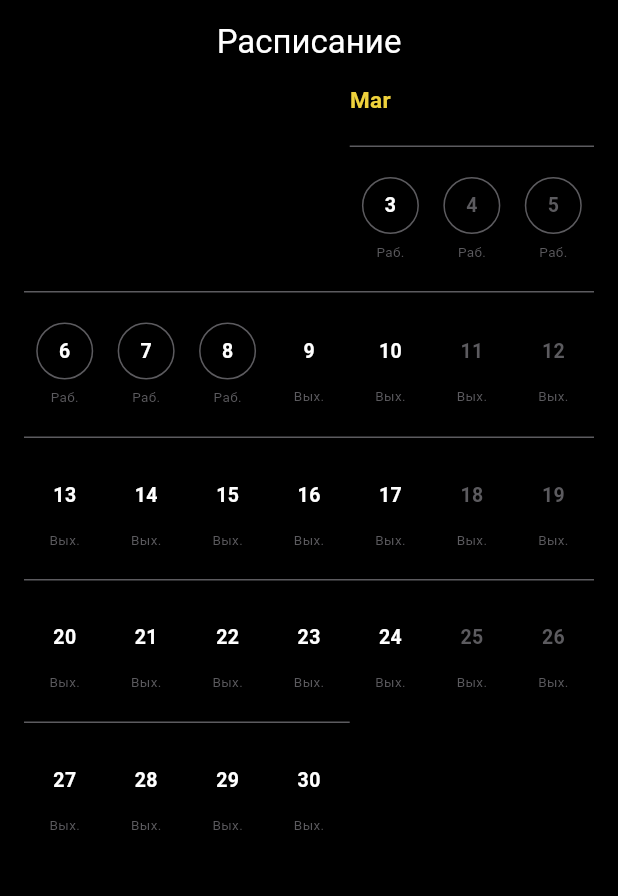
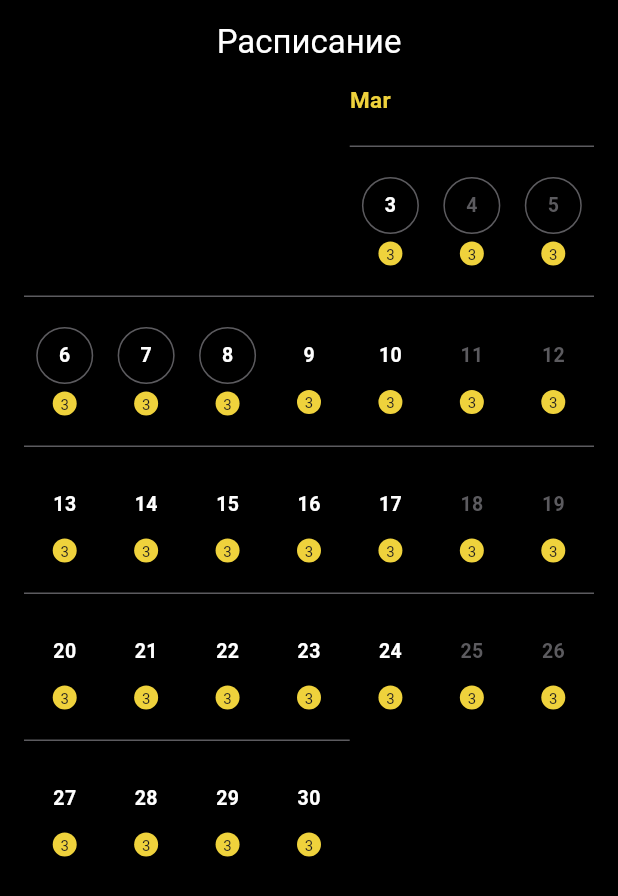
Before and after one commit to eternalforgotten/scheduled_calendar, a Flutter app: the screen it shows after launch, on a phone screen of 412 x 824 dp. Shown: the top 896 px of the screen. Run offline on Flutter 3.47's test engine with Material 2 defaults, Android fonts, the phone set to English and light mode, and no system bars; our stand-ins replace infinite_scroll_pagination.

Commit message:
badge view customized

```diff
--- a/scheduled_calendar/lib/widgets/badge_view.dart
+++ b/scheduled_calendar/lib/widgets/badge_view.dart
@@ -1,22 +1,37 @@
 import 'package:flutter/material.dart';
 
-class AppointmentNumberBadge extends StatelessWidget {
+class BadgeView extends StatelessWidget {
+  final int appointmentNumber; // количество записей в день
   final double width;
   final double height;
-  final int appointmentNumber; // количество записей в день
   final Decoration badgeDecoration; // стиль фона
   final TextStyle numberTextStyle; // стиль текста
-  const AppointmentNumberBadge({
+  const BadgeView({
     super.key,
-    required this.width,
-    required this.height,
     required this.appointmentNumber,
-    required this.badgeDecoration,
-    required this.numberTextStyle,
+    this.width = 16,
+    this.height = 16,
+    this.badgeDecoration = const BoxDecoration(
+      color: Color(0xFFEFD23C),
+      shape: BoxShape.circle,
+    ),
+    this.numberTextStyle = const TextStyle(fontSize: 10),
   });
 
   @override
   Widget build(BuildContext context) {
-    return const Placeholder();
+    return appointmentNumber == 0
+        ? const SizedBox()
+        : Container(
+            width: width,
+            height: height,
+            decoration: badgeDecoration,
+            child: Center(
+              child: Text(
+                appointmentNumber.toString(),
+                style: numberTextStyle,
+              ),
+            ),
+          );
   }
 }
--- a/scheduled_calendar/lib/widgets/week_view.dart
+++ b/scheduled_calendar/lib/widgets/week_view.dart
@@ -35,8 +35,7 @@ class _WeekViewState extends State<WeekView> {
       if (dateInWeek) {
         dateToDisplay = date;
         _expand();
-      }
-      else {
+      } else {
         dateToDisplay = oldDate;
         _collapse();
       }
@@ -100,7 +99,7 @@ class _WeekViewState extends State<WeekView> {
                           widget.onDayPressed?.call(date);
                         }
                       },
-                      isCalendarMode: false,
+                      isCalendarMode: true,
                       isHoliday: date.weekday == DateTime.saturday ||
                           date.weekday == DateTime.sunday,
                       isPerformerWorkDay: date.month == 3 &&
@@ -152,12 +151,8 @@ class _WeekViewState extends State<WeekView> {
                         selectionModeDecoration: const BoxDecoration(),
                         selectedDayTextStyle: const TextStyle(),
                         selectedDayDecoration: const BoxDecoration(),
-                        appointmentNumberBadge: const AppointmentNumberBadge(
-                          width: 10,
-                          height: 10,
+                        appointmentNumberBadge: const BadgeView(
                           appointmentNumber: 3,
-                          badgeDecoration: BoxDecoration(),
-                          numberTextStyle: TextStyle(),
                         ),
                       ),
                     ),
```
